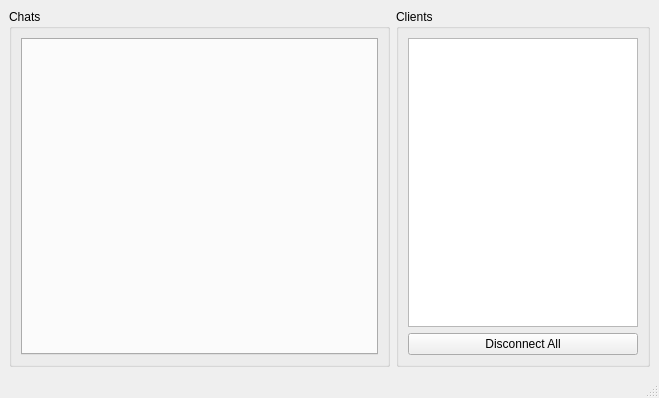
kunalgavhane12/QtAssignment, file ChatApplication/Server/mainwindow.ui: the form before one commit.
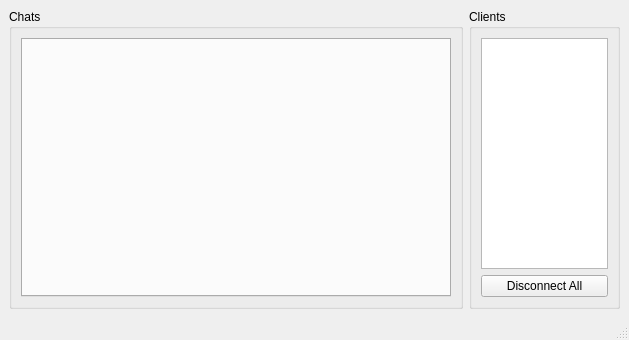
The form after the commit.

Patch:
```diff
--- a/ChatApplication/Server/mainwindow.ui
+++ b/ChatApplication/Server/mainwindow.ui
@@ -6,15 +6,15 @@
    <rect>
     <x>0</x>
     <y>0</y>
-    <width>659</width>
-    <height>398</height>
+    <width>629</width>
+    <height>340</height>
    </rect>
   </property>
   <property name="windowTitle">
    <string>Server</string>
   </property>
   <widget class="QWidget" name="centralwidget">
-   <layout class="QHBoxLayout" name="horizontalLayout" stretch="3,2">
+   <layout class="QHBoxLayout" name="horizontalLayout" stretch="3,1">
     <item>
      <widget class="QGroupBox" name="groupBox_Chats">
       <property name="title">
```
Left out of the diff: 12 changed lines with no effect on the pictures.
